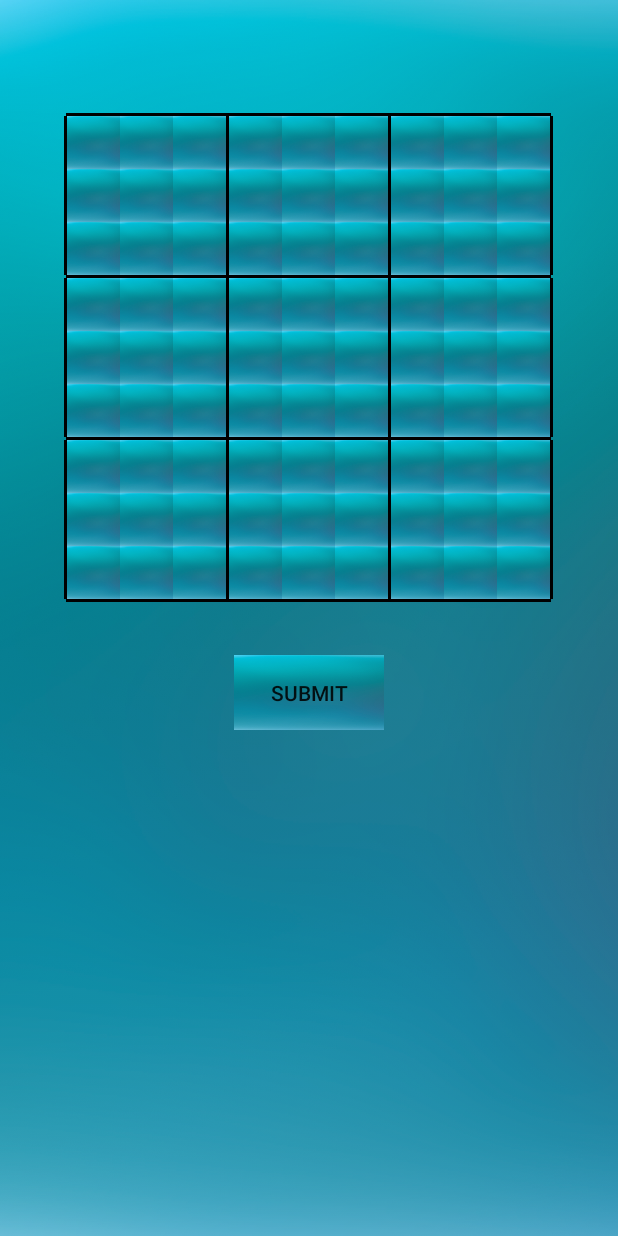
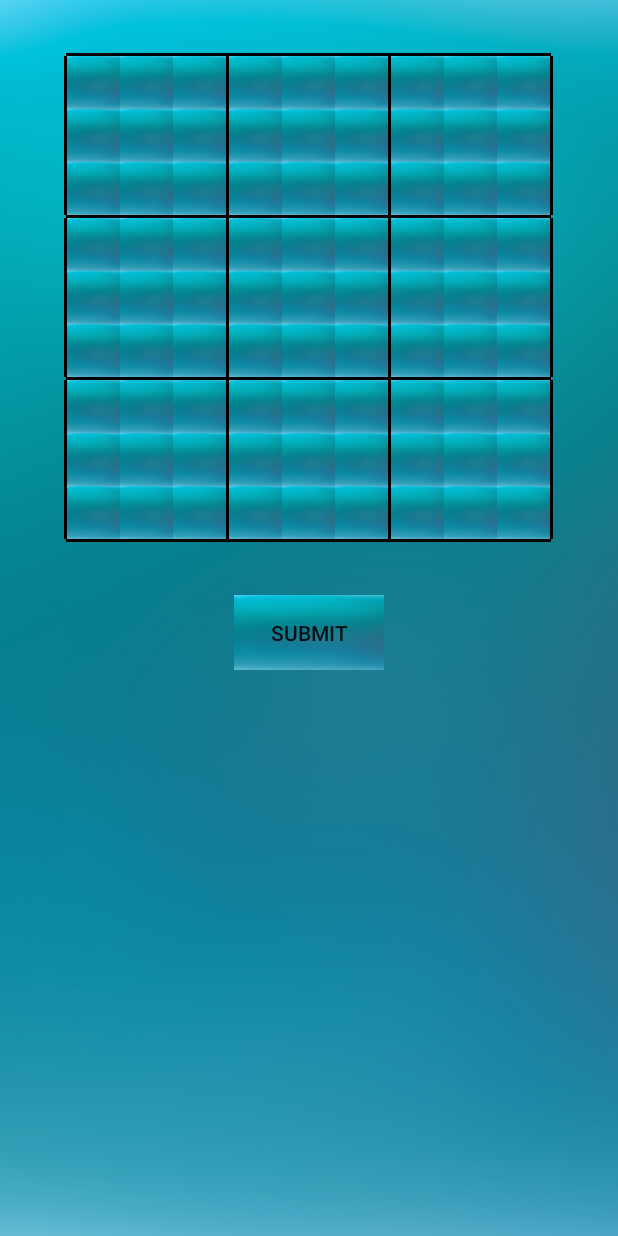
Before and after one commit to bhsuhkr/WokeAM, an Android app: the layout fragment_sudoku_task.xml on its own in the app's theme, with its tools: preview values and no code run, on a phone screen of 412 x 824 dp. Run offline under Robolectric (Android 15) with nearby library versions, the phone set to English and light mode, and no system bars.

Commit message:
Final Version

```diff
--- a/app/src/main/res/layout/fragment_sudoku_task.xml
+++ b/app/src/main/res/layout/fragment_sudoku_task.xml
@@ -6,7 +6,7 @@
 
     <Space
         android:layout_width="match_parent"
-        android:layout_height="75dp" />
+        android:layout_height="35dp" />
 
     <View
         android:layout_width="323dp"
```
